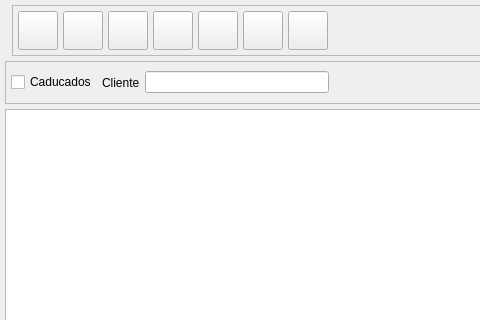
Above: bulmages/bulmafact/plugins/plugintpv/zlistbase.ui from eboladev/Bulmages-1 before the change; both pictures show x 0 to 480 and y 0 to 320 of the 741 by 490 pixel window. Below: the same form after it.
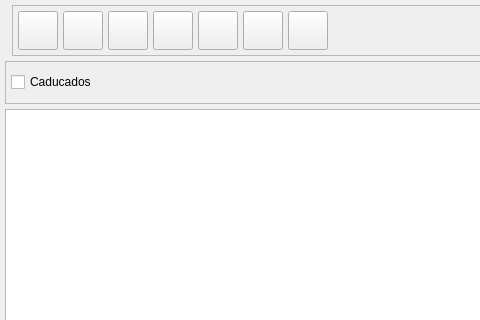
That is the form after the change. Icons and pictures are not drawn. Custom widgets are drawn as their Qt base class.

Commit message: Saco la gestion de clientes como un plugin.

The edit to the form file:
```diff
--- a/bulmages/bulmafact/plugins/plugintpv/zlistbase.ui
+++ b/bulmages/bulmafact/plugins/plugintpv/zlistbase.ui
@@ -300,19 +300,6 @@
         </property>
        </widget>
       </item>
-      <item>
-       <widget class="QLabel" name="label_2" >
-        <property name="text" >
-         <string>Cliente</string>
-        </property>
-        <property name="buddy" >
-         <cstring>mui_idcliente</cstring>
-        </property>
-       </widget>
-      </item>
-      <item>
-       <widget class="BusquedaCliente" name="mui_idcliente" />
-      </item>
       <item>
        <spacer>
         <property name="orientation" >
@@ -339,11 +326,6 @@
  </widget>
  <layoutdefault spacing="3" margin="5" />
  <customwidgets>
-  <customwidget>
-   <class>BusquedaCliente</class>
-   <extends>QLineEdit</extends>
-   <header>busquedacliente.h</header>
-  </customwidget>
   <customwidget>
    <class>SubForm2Bf</class>
    <extends>QTableWidget</extends>
```
Left out of the diff: 56 changed lines with no effect on the pictures. The commit also changes 105 other files.
